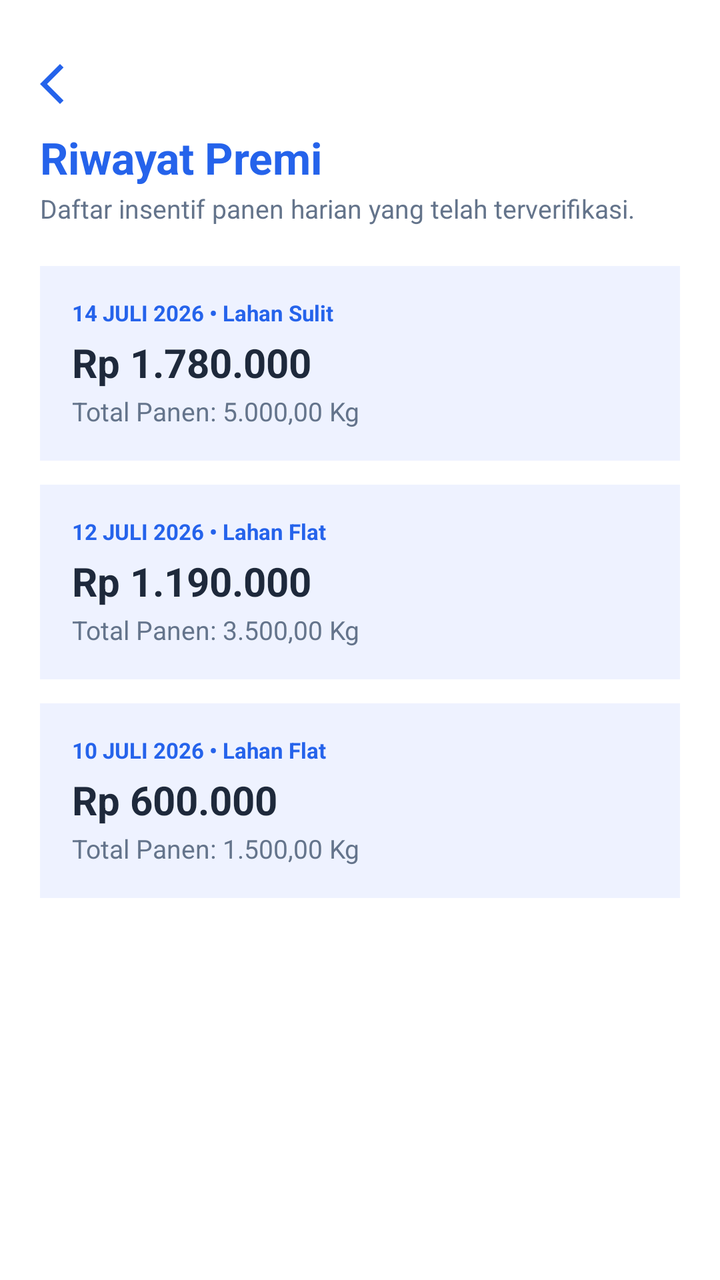
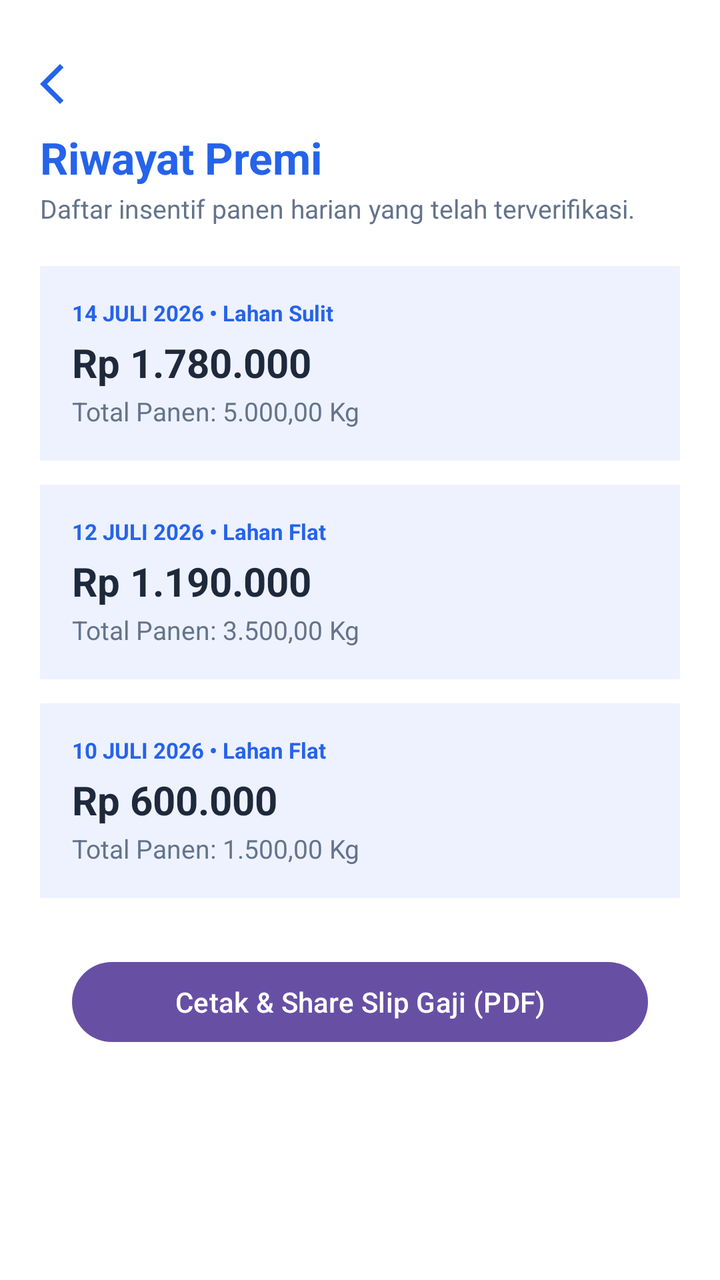

Two renders of the same Android screen: before a commit and after it. Below are the layout's source before the change and the commit's diff.
<!-- AndroidManifest.xml: application theme Theme.Saturnusmulki -->
<!-- res/layout/activity_riwayat_premi.xml -->
<?xml version="1.0" encoding="utf-8"?>
<LinearLayout xmlns:android="http://schemas.android.com/apk/res/android"
    xmlns:app="http://schemas.android.com/apk/res-auto"
    xmlns:tools="http://schemas.android.com/tools"
    android:layout_width="match_parent"
    android:layout_height="match_parent"
    android:background="#FFFFFF"
    android:orientation="vertical"
    android:padding="20dp"
    tools:context=".sipeka.RiwayatPremiActivity">

    
    <ImageView
        android:id="@+id/btnBack"
        android:layout_width="24dp"
        android:layout_height="24dp"
        android:layout_marginTop="10dp"
        android:contentDescription="Kembali"
        android:src="@drawable/outline_arrow_back_ios_24"
        app:tint="#2563EB" />

    <TextView
        android:layout_width="wrap_content"
        android:layout_height="wrap_content"
        android:layout_marginTop="10dp"
        android:text="Riwayat Premi"
        android:textColor="#2563EB"
        android:textSize="22sp"
        android:textStyle="bold" />

    <TextView
        android:layout_width="wrap_content"
        android:layout_height="wrap_content"
        android:layout_marginTop="2dp"
        android:text="Daftar insentif panen harian yang telah terverifikasi."
        android:textColor="#64748B"
        android:textSize="13sp" />

    <ScrollView
        android:layout_width="match_parent"
        android:layout_height="wrap_content"
        android:layout_marginTop="20dp">

        <LinearLayout
            android:layout_width="match_parent"
            android:layout_height="wrap_content"
            android:orientation="vertical">

            
            <LinearLayout
                android:layout_width="match_parent"
                android:layout_height="wrap_content"
                android:layout_marginBottom="12dp"
                android:background="#EEF2FF"
                android:orientation="vertical"
                android:padding="16dp">

                <TextView
                    android:layout_width="wrap_content"
                    android:layout_height="wrap_content"
                    android:text="14 JULI 2026 • Lahan Sulit"
                    android:textColor="#2563EB"
                    android:textSize="11sp"
                    android:textStyle="bold" />

                <TextView
                    android:layout_width="wrap_content"
                    android:layout_height="wrap_content"
                    android:layout_marginTop="4dp"
                    android:text="Rp 1.780.000"
                    android:textColor="#1E293B"
                    android:textSize="20sp"
                    android:textStyle="bold" />

                <TextView
                    android:layout_width="wrap_content"
                    android:layout_height="wrap_content"
                    android:layout_marginTop="2dp"
                    android:text="Total Panen: 5.000,00 Kg"
                    android:textColor="#64748B"
                    android:textSize="13sp" />
            </LinearLayout>

            
            <LinearLayout
                android:layout_width="match_parent"
                android:layout_height="wrap_content"
                android:layout_marginBottom="12dp"
                android:background="#EEF2FF"
                android:orientation="vertical"
                android:padding="16dp">

                <TextView
                    android:layout_width="wrap_content"
                    android:layout_height="wrap_content"
                    android:text="12 JULI 2026 • Lahan Flat"
                    android:textColor="#2563EB"
                    android:textSize="11sp"
                    android:textStyle="bold" />

                <TextView
                    android:layout_width="wrap_content"
                    android:layout_height="wrap_content"
                    android:layout_marginTop="4dp"
                    android:text="Rp 1.190.000"
                    android:textColor="#1E293B"
                    android:textSize="20sp"
                    android:textStyle="bold" />

                <TextView
                    android:layout_width="wrap_content"
                    android:layout_height="wrap_content"
                    android:layout_marginTop="2dp"
                    android:text="Total Panen: 3.500,00 Kg"
                    android:textColor="#64748B"
                    android:textSize="13sp" />
            </LinearLayout>

            
            <LinearLayout
                android:layout_width="match_parent"
                android:layout_height="wrap_content"
                android:layout_marginBottom="12dp"
                android:background="#EEF2FF"
                android:orientation="vertical"
                android:padding="16dp">

                <TextView
                    android:layout_width="wrap_content"
                    android:layout_height="wrap_content"
                    android:text="10 JULI 2026 • Lahan Flat"
                    android:textColor="#2563EB"
                    android:textSize="11sp"
                    android:textStyle="bold" />

                <TextView
                    android:layout_width="wrap_content"
                    android:layout_height="wrap_content"
                    android:layout_marginTop="4dp"
                    android:text="Rp 600.000"
                    android:textColor="#1E293B"
                    android:textSize="20sp"
                    android:textStyle="bold" />

                <TextView
                    android:layout_width="wrap_content"
                    android:layout_height="wrap_content"
                    android:layout_marginTop="2dp"
                    android:text="Total Panen: 1.500,00 Kg"
                    android:textColor="#64748B"
                    android:textSize="13sp" />
            </LinearLayout>

        </LinearLayout>
    </ScrollView>
</LinearLayout>
<!-- resources referenced by this layout -->
<resources>
  <!-- drawable outline_arrow_back_ios_24 (drawable) -->
  <vector xmlns:android="http://schemas.android.com/apk/res/android" android:autoMirrored="true" android:height="24dp" android:tint="#000000" android:viewportHeight="960" android:viewportWidth="960" android:width="24dp">
        
      <path android:fillColor="@android:color/white" android:pathData="M400,880L0,480L400,80L471,151L142,480L471,809L400,880Z"/>
      
  </vector>
  <style name="Theme.Saturnusmulki" parent="Base.Theme.Saturnusmulki" />
  <style name="Base.Theme.Saturnusmulki" parent="Theme.Material3.DayNight.NoActionBar">
          
          
      </style>
</resources>

<!-- the commit's change to res/layout/activity_riwayat_premi.xml (unified diff, before → after) -->
@@ -150,7 +150,12 @@
                     android:textColor="#64748B"
                     android:textSize="13sp" />
             </LinearLayout>
-
+            <Button
+                android:id="@+id/btnPrintPdf"
+                android:layout_width="match_parent"
+                android:layout_height="wrap_content"
+                android:text="Cetak &amp; Share Slip Gaji (PDF)"
+                android:layout_margin="16dp" />
         </LinearLayout>
     </ScrollView>
 </LinearLayout>
